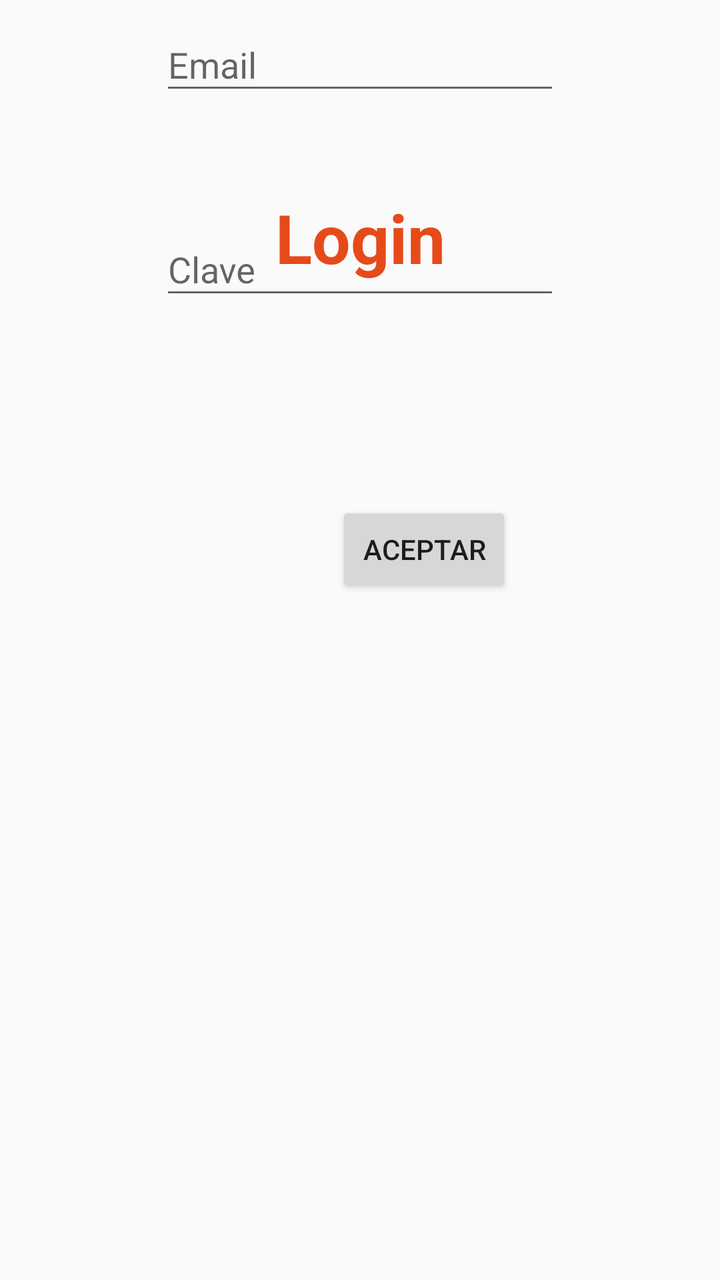
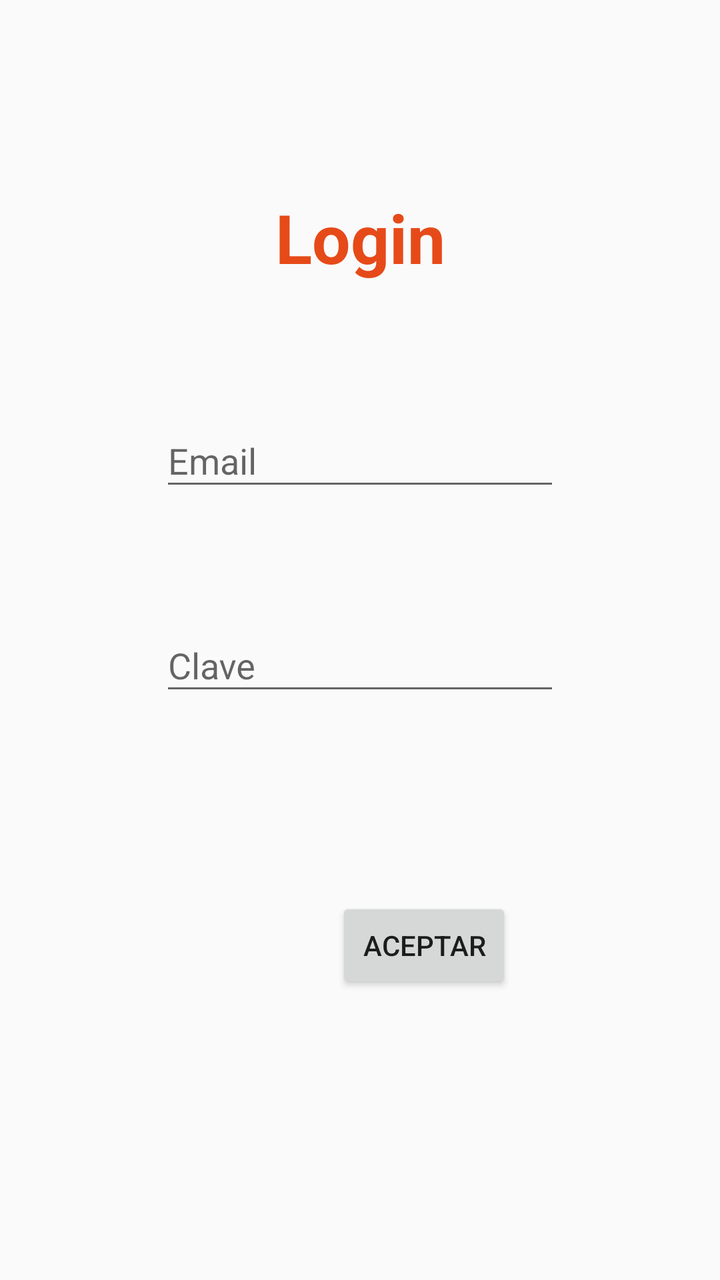

Compare the two renders of this Android layout. The source of the first and the diff that turns it into the second are given below.
<!-- AndroidManifest.xml: activity theme Theme.AppCompat.DayNight.NoActionBar -->
<!-- res/layout/activity_login.xml -->
<?xml version="1.0" encoding="utf-8"?>
<androidx.constraintlayout.widget.ConstraintLayout xmlns:android="http://schemas.android.com/apk/res/android"
    xmlns:app="http://schemas.android.com/apk/res-auto"
    xmlns:tools="http://schemas.android.com/tools"
    android:id="@+id/main"
    android:layout_width="match_parent"
    android:layout_height="match_parent"
    tools:context=".LoginActivity">

    <TextView
        android:id="@+id/textView"
        android:layout_width="wrap_content"
        android:layout_height="52dp"
        android:layout_marginTop="96dp"
        android:text="Login"
        android:textColor="#E64A19"
        android:textSize="34sp"
        android:textStyle="bold"
        app:layout_constraintEnd_toEndOf="parent"
        app:layout_constraintStart_toStartOf="parent"
        app:layout_constraintTop_toTopOf="parent" />

    <com.google.android.material.textfield.TextInputLayout
        android:id="@+id/textInputLayout"
        android:layout_width="200dp"
        android:layout_height="wrap_content"
        android:layout_marginStart="180dp"
        android:layout_marginEnd="180dp"
        app:layout_constraintEnd_toEndOf="parent"
        app:layout_constraintStart_toStartOf="parent"
        tools:layout_editor_absoluteY="195dp">

        <com.google.android.material.textfield.TextInputEditText
            android:id="@+id/txtEmail"
            android:layout_width="match_parent"
            android:layout_height="wrap_content"
            android:hint="Email"
            android:password="false" />
    </com.google.android.material.textfield.TextInputLayout>

    <com.google.android.material.textfield.TextInputLayout
        android:id="@+id/textInputLayout2"
        android:layout_width="200dp"
        android:layout_height="wrap_content"
        android:layout_marginStart="180dp"
        android:layout_marginTop="50dp"
        android:layout_marginEnd="180dp"
        app:layout_constraintEnd_toEndOf="parent"
        app:layout_constraintStart_toStartOf="parent"
        app:layout_constraintTop_toBottomOf="@+id/textInputLayout">

        <com.google.android.material.textfield.TextInputEditText
            android:id="@+id/txtClave"
            android:layout_width="match_parent"
            android:layout_height="wrap_content"
            android:hint="Clave"
            android:password="true" />
    </com.google.android.material.textfield.TextInputLayout>

    <Button
        android:id="@+id/btnAceptar"
        android:layout_width="wrap_content"
        android:layout_height="wrap_content"
        android:layout_marginTop="96dp"
        android:layout_marginEnd="104dp"
        android:text="Aceptar"
        app:layout_constraintEnd_toEndOf="parent"
        app:layout_constraintTop_toBottomOf="@+id/textInputLayout2" />

</androidx.constraintlayout.widget.ConstraintLayout>
<!-- resources referenced by this layout -->
<resources>

</resources>

<!-- the commit's change to res/layout/activity_login.xml (unified diff, before → after) -->
@@ -25,10 +25,11 @@
         android:layout_width="200dp"
         android:layout_height="wrap_content"
         android:layout_marginStart="180dp"
+        android:layout_marginTop="50dp"
         android:layout_marginEnd="180dp"
         app:layout_constraintEnd_toEndOf="parent"
         app:layout_constraintStart_toStartOf="parent"
-        tools:layout_editor_absoluteY="195dp">
+        app:layout_constraintTop_toBottomOf="@+id/textView">
 
         <com.google.android.material.textfield.TextInputEditText
             android:id="@+id/txtEmail"
